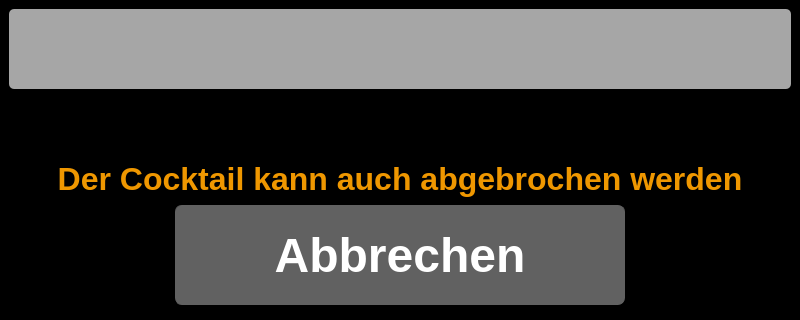
Old version of the form ui_elements/progressbarwindow.ui in the repository AndreWohnsland/CocktailBerry; both pictures show x 0 to 800 and y 160 to 480 of the 800 by 480 pixel window.
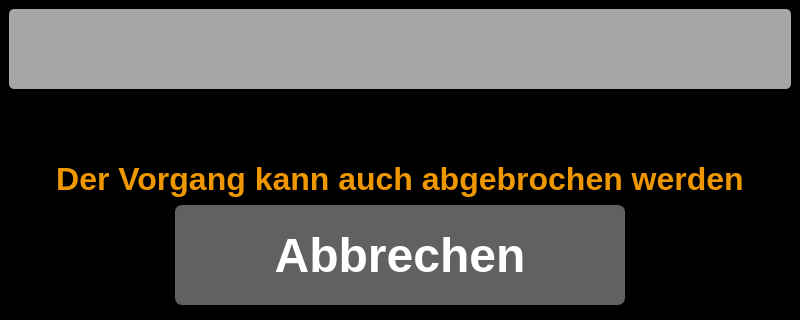
New version of the form.

Diff of the .ui file:
```diff
--- a/ui_elements/progressbarwindow.ui
+++ b/ui_elements/progressbarwindow.ui
@@ -155,7 +155,7 @@
        </font>
       </property>
       <property name="text">
-       <string>Der Cocktail kann auch abgebrochen werden</string>
+       <string>Der Vorgang kann auch abgebrochen werden</string>
       </property>
       <property name="alignment">
        <set>Qt::AlignBottom|Qt::AlignHCenter</set>
```
